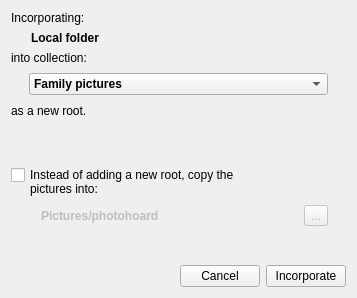
The window that src/dlg/ImportLocalDialog.ui (wagenadl/photohoard) describes before a commit, drawn with Qt 5.
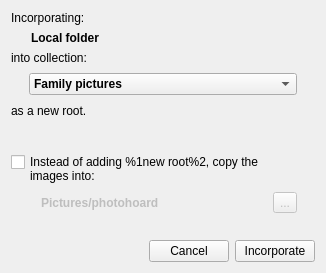
The same window after the commit.

The edit to the form file:
```diff
--- a/src/dlg/ImportLocalDialog.ui
+++ b/src/dlg/ImportLocalDialog.ui
@@ -6,8 +6,8 @@
    <rect>
     <x>0</x>
     <y>0</y>
-    <width>357</width>
-    <height>298</height>
+    <width>326</width>
+    <height>273</height>
    </rect>
   </property>
   <property name="windowTitle">
@@ -147,8 +147,8 @@
         </property>
         <property name="text">
          <string>
-Instead of adding a new root, copy the
-pictures into:</string>
+Instead of adding %1new root%2, copy the
+images into:</string>
         </property>
        </widget>
       </item>
```
Left out of the diff: 27 changed lines with no effect on the pictures.
